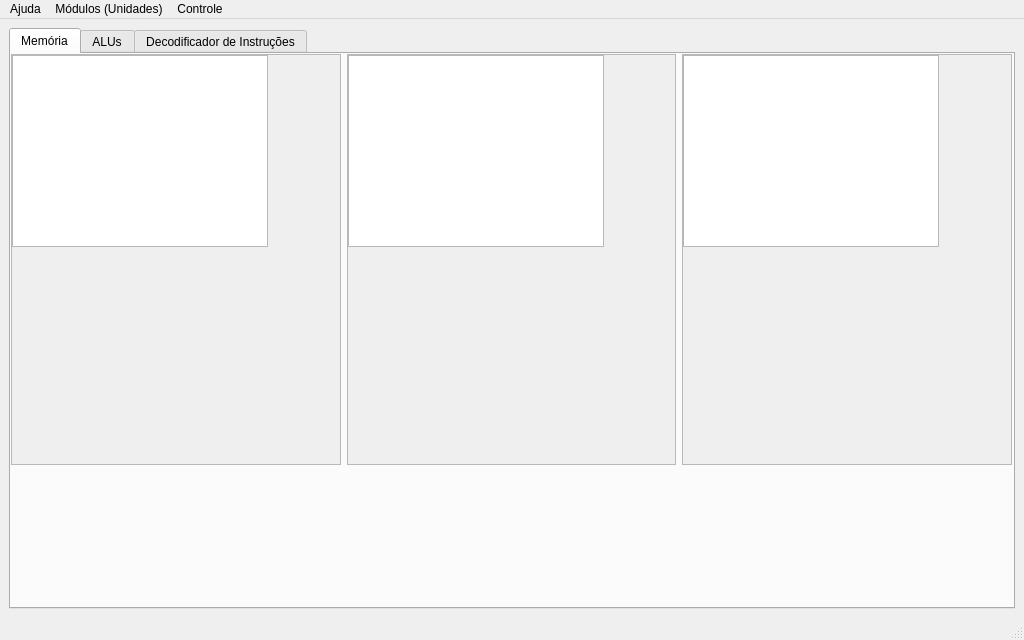
Old version of the form SIMULinho_UI/simulinho.ui in the repository RISCuinho/SIMULinho.
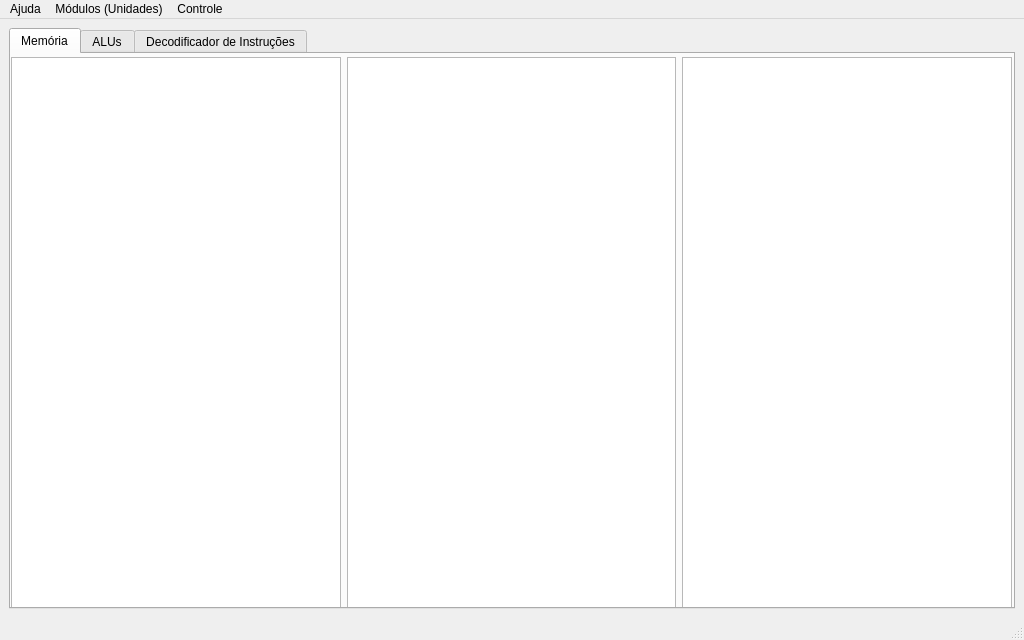
New version of the form. Custom widgets are drawn as their Qt base class.

Commit message: Correções quanto a exibição

The edit to the form file:
```diff
--- a/SIMULinho_UI/simulinho.ui
+++ b/SIMULinho_UI/simulinho.ui
@@ -30,99 +30,27 @@
        <attribute name="title">
         <string>Memória</string>
        </attribute>
-       <widget class="QWidget" name="layoutWidget">
+       <widget class="QWidget" name="">
         <property name="geometry">
          <rect>
           <x>0</x>
-          <y>0</y>
+          <y>3</y>
           <width>1001</width>
-          <height>411</height>
+          <height>551</height>
          </rect>
         </property>
-        <layout class="QHBoxLayout" name="memoryHorizontalLayout">
+        <layout class="QHBoxLayout" name="horizontalLayout_2">
          <property name="sizeConstraint">
-          <enum>QLayout::SetMinAndMaxSize</enum>
+          <enum>QLayout::SetMaximumSize</enum>
          </property>
          <item>
-          <widget class="QScrollArea" name="registersScrollArea">
-           <property name="widgetResizable">
-            <bool>true</bool>
-           </property>
-           <widget class="QWidget" name="registersScrollAreaWidgetContents">
-            <property name="geometry">
-             <rect>
-              <x>0</x>
-              <y>0</y>
-              <width>327</width>
-              <height>407</height>
-             </rect>
-            </property>
-            <widget class="MemoryTable" name="registersTableView">
-             <property name="geometry">
-              <rect>
-               <x>0</x>
-               <y>0</y>
-               <width>256</width>
-               <height>192</height>
-              </rect>
-             </property>
-            </widget>
-           </widget>
-          </widget>
+          <widget class="MemoryTable" name="registersTableView"/>
          </item>
          <item>
-          <widget class="QScrollArea" name="scrollArea_3">
-           <property name="widgetResizable">
-            <bool>true</bool>
-           </property>
-           <widget class="QWidget" name="scrollAreaWidgetContents_3">
-            <property name="geometry">
-             <rect>
-              <x>0</x>
-              <y>0</y>
-              <width>327</width>
-              <height>407</height>
-             </rect>
-            </property>
-            <widget class="QTableView" name="tableView_3">
-             <property name="geometry">
-              <rect>
-               <x>0</x>
-               <y>0</y>
-               <width>256</width>
-               <height>192</height>
-              </rect>
-             </property>
-            </widget>
-           </widget>
-          </widget>
+          <widget class="QTableView" name="tableView_2"/>
          </item>
          <item>
-          <widget class="QScrollArea" name="scrollArea_2">
-           <property name="widgetResizable">
-            <bool>true</bool>
-           </property>
-           <widget class="QWidget" name="scrollAreaWidgetContents_2">
-            <property name="geometry">
-             <rect>
-              <x>0</x>
-              <y>0</y>
-              <width>327</width>
-              <height>407</height>
-             </rect>
-            </property>
-            <widget class="QTableView" name="tableView_2">
-             <property name="geometry">
-              <rect>
-               <x>0</x>
-               <y>0</y>
-               <width>256</width>
-               <height>192</height>
-              </rect>
-             </property>
-            </widget>
-           </widget>
-          </widget>
+          <widget class="QTableView" name="tableView_3"/>
          </item>
         </layout>
        </widget>
```
Left out of the diff: 4 changed lines with no effect on the pictures. The commit also changes 1 other file.
